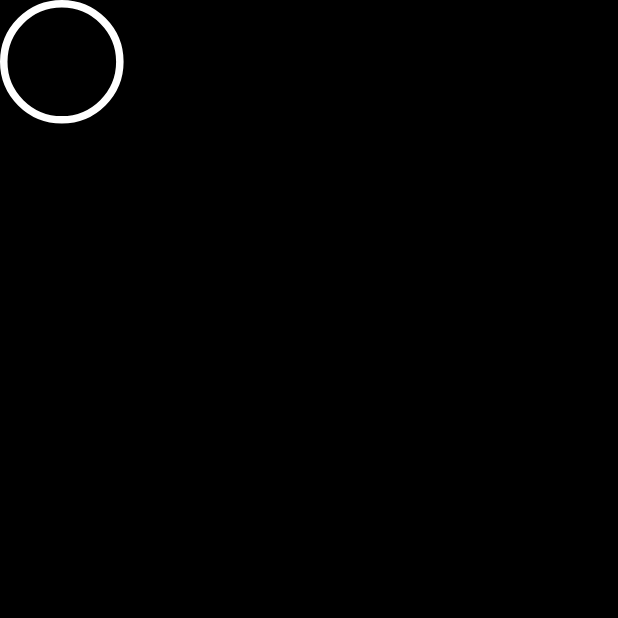
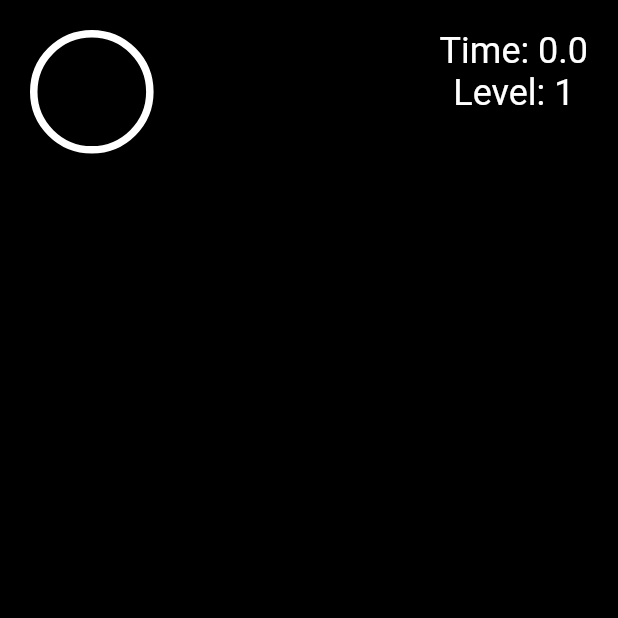
Before and after one commit to 99mini/chimpanzee_game, a Flutter app: the screen it shows after launch, on a phone screen of 412 x 824 dp, the top half of it. Run offline on Flutter 3.47's test engine with Material 2 defaults, Android fonts, the phone set to English and light mode, and no system bars; our stand-ins replace get.

Commit message:
add home ui : time and level

```diff
--- a/lib/controller/detail_controller.dart
+++ b/lib/controller/detail_controller.dart
@@ -5,11 +5,13 @@ import 'package:chimpanzee_game/page/home.dart';
 import 'package:get/get.dart';
 
 class DetailController extends GetxController {
-  int _level = 1;
+  int level = 1;
+  int _counter = 1;
+  final _delayTime = 3;
+
   RxList<String> gameList = RxList<String>.filled(50, '');
-  final _delayTime = 3;
   RxBool onGame = false.obs;
-  int _counter = 1;
+  RxDouble timeCount = 0.0.obs;
 
   @override
   void onInit() {
@@ -20,7 +22,7 @@ class DetailController extends GetxController {
   void initGame() {
     print("initGame");
     gameList = RxList<String>.filled(50, '');
-    for (int i = 1; i <= (_level ~/ 3) + 5; i++) {
+    for (int i = 1; i <= (level ~/ 3) + 5; i++) {
       int tmp = Random().nextInt(gameList.length);
       while (gameList[tmp] != '') {
         tmp = Random().nextInt(gameList.length);
@@ -36,15 +38,15 @@ class DetailController extends GetxController {
   void _delayTimer() async {
     Timer(Duration(seconds: _delayTime), () {
       onGame(true);
-      print('Done delay');
+      print('Start Game...Start Timer');
     });
   }
 
   void playGame(click) {
     if (_counter.toString() == click) {
-      if (_counter == (_level ~/ 3) + 5) {
-        print("complete level $_level");
-        _level++;
+      if (_counter == (level ~/ 3) + 5) {
+        print("complete level $level");
+        level++;
         Get.to(Home(), transition: Transition.noTransition);
       }
       print('correct...!');
@@ -52,7 +54,7 @@ class DetailController extends GetxController {
       _counter++;
     } else {
       print('fault...!');
-      _level = 1;
+      level = 1;
       Get.to(Home(), transition: Transition.noTransition);
     }
   }
--- a/lib/page/home.dart
+++ b/lib/page/home.dart
@@ -16,6 +16,11 @@ class Home extends GetView<DetailController> {
             height: Get.height,
             color: Colors.black,
           ),
+          Padding(
+            padding: const EdgeInsets.all(20),
+            child: Row(
+              crossAxisAlignment: CrossAxisAlignment.start,
+              children: [
                 GestureDetector(
                   onTap: () {
                     controller.initGame();
@@ -33,6 +38,28 @@ class Home extends GetView<DetailController> {
                     ),
                   ),
                 ),
+                Spacer(),
+                Column(
+                  children: [
+                    Text(
+                      'Time: ${controller.timeCount}',
+                      style: TextStyle(
+                        fontSize: 24,
+                        color: Colors.white,
+                      ),
+                    ),
+                    Text(
+                      'Level: ${controller.level}',
+                      style: TextStyle(
+                        fontSize: 24,
+                        color: Colors.white,
+                      ),
+                    )
+                  ],
+                )
+              ],
+            ),
+          ),
         ],
       ),
     );
```
Lines whose indentation alone changed are shown as unchanged.
